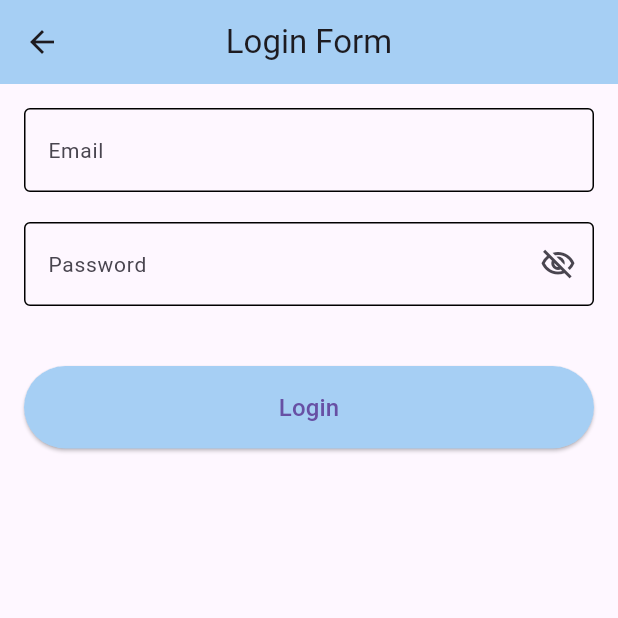
After one commit to amazed11/cv_mobile_app, a Flutter app: the screen it shows after launch, after a tap on "Login screen", on a phone screen of 412 x 824 dp, the top half of it. The commit adds this screen. Run offline on Flutter 3.47's test engine with Material 3 defaults, Android fonts, the phone set to English and light mode, and no system bars; our stand-ins replace cached_network_image.

Commit message:
login api done

```diff
--- a/lib/screens/home/home_screen.dart
+++ b/lib/screens/home/home_screen.dart
@@ -1,5 +1,6 @@
 import 'package:cv_mobile_app/screens/api/api_sample_screen.dart';
 import 'package:cv_mobile_app/screens/grid/grid_screen.dart';
+import 'package:cv_mobile_app/screens/login/login_screen.dart';
 import 'package:cv_mobile_app/screens/registration_form/register_screen.dart';
 import 'package:flutter/material.dart';
 
@@ -41,11 +42,21 @@ class HomeScreen extends StatelessWidget {
               context,
               MaterialPageRoute(
                 builder: (context) => const ApiSampleScren(),
-
               ),
             );
           },
           child: const Text("Api Sample"),
+        ),
+        ElevatedButton(
+          onPressed: () {
+            Navigator.push(
+              context,
+              MaterialPageRoute(
+                builder: (context) => const LoginScreen(),
+              ),
+            );
+          },
+          child: const Text("Login screen"),
         )
       ],
     );
--- /dev/null
+++ b/lib/screens/login/login_screen.dart
@@ -0,0 +1,165 @@
+import 'package:cv_mobile_app/models/login/login_response_model.dart';
+import 'package:flutter/material.dart';
+import 'package:http/http.dart' as http;
+
+import '../../widgets/common_dialog.dart';
+
+class LoginScreen extends StatefulWidget {
+  const LoginScreen({super.key});
+
+  @override
+  State<LoginScreen> createState() => _LoginScreenState();
+}
+
+class _LoginScreenState extends State<LoginScreen> {
+  bool isPasswordVisible = false;
+  bool isConfirmPasswordVisible = false;
+
+  final formKey = GlobalKey<FormState>();
+
+  final emailController = TextEditingController();
+  final passwordController = TextEditingController();
+
+  void login() async {
+    try {
+      CommonDialog().loading(
+        context,
+      );
+
+      var response = await http
+          .post(Uri.parse("https://api.pslinked.com/login"), body: {
+        "email": emailController.text.trim(),
+        "password": passwordController.text.trim()
+      });
+
+      var decodedJson = loginResponseModelFromJson(response.body);
+      Navigator.pop(context);
+
+      if (response.statusCode == 200) {
+        CommonDialog().success(context, decodedJson.message.toString());
+      } else {
+        CommonDialog().error(context, decodedJson.message.toString());
+      }
+    } catch (e) {
+      debugPrint(e.toString());
+    }
+  }
+
+  @override
+  Widget build(BuildContext context) {
+    return Scaffold(
+      appBar: AppBar(
+        title: const Text("Login Form"),
+        centerTitle: true,
+        backgroundColor: const Color.fromARGB(255, 166, 207, 244),
+      ),
+      body: SingleChildScrollView(
+        padding: const EdgeInsets.all(16.0),
+        child: Form(
+          key: formKey,
+          child: Column(
+            children: [
+              TextFormField(
+                autovalidateMode: AutovalidateMode.onUserInteraction,
+                validator: (value) {
+                  if (value == null || value.isEmpty) {
+                    return "Please enter your email";
+                  } else if (!(value.contains("@") && value.contains(".com"))) {
+                    return "Please enter a valid email";
+                  } else {
+                    return null;
+                  }
+                },
+                controller: emailController,
+                decoration: const InputDecoration(
+                  labelText: "Email",
+                  hintText: "Enter your email",
+                  labelStyle: TextStyle(
+                    fontSize: 14,
+                  ),
+                  hintStyle: TextStyle(
+                    fontSize: 12,
+                    color: Colors.grey,
+                  ),
+                  border: OutlineInputBorder(),
+                  focusedBorder: OutlineInputBorder(),
+                  errorBorder: OutlineInputBorder(),
+                  disabledBorder: OutlineInputBorder(),
+                  focusedErrorBorder: OutlineInputBorder(),
+                  enabledBorder: OutlineInputBorder(),
+                ),
+              ),
+              const SizedBox(
+                height: 20,
+              ),
+              TextFormField(
+                autovalidateMode: AutovalidateMode.onUserInteraction,
+                controller: passwordController,
+                obscureText: !isPasswordVisible,
+                validator: (value) {
+                  if (value == null || value.isEmpty) {
+                    return "Please enter your password";
+                  } else {
+                    return null;
+                  }
+                },
+                decoration: InputDecoration(
+                  suffixIcon: InkWell(
+                    onTap: () {
+                      setState(() {
+                        isPasswordVisible = !isPasswordVisible;
+                      });
+                    },
+                    child: isPasswordVisible
+                        ? const Icon(Icons.visibility_outlined)
+                        : const Icon(Icons.visibility_off_outlined),
+                  ),
+                  labelText: "Password",
+                  hintText: "Enter your password",
+                  labelStyle: const TextStyle(
+                    fontSize: 14,
+                  ),
+                  hintStyle: const TextStyle(
+                    fontSize: 12,
+                    color: Colors.grey,
+                  ),
+                  border: const OutlineInputBorder(),
+                  focusedBorder: const OutlineInputBorder(),
+                  errorBorder: const OutlineInputBorder(),
+                  disabledBorder: const OutlineInputBorder(),
+                  focusedErrorBorder: const OutlineInputBorder(),
+                  enabledBorder: const OutlineInputBorder(),
+                ),
+              ),
+              const SizedBox(
+                height: 40,
+              ),
+              SizedBox(
+                width: double.infinity,
+                child: ElevatedButton(
+                  onPressed: () {
+                    if (formKey.currentState!.validate()) {
+                      login();
+                    } else {
+                      ScaffoldMessenger.of(context).showSnackBar(const SnackBar(
+                        content: Text("Please validate your fields"),
+                      ));
+                    }
+                  },
+                  style: ElevatedButton.styleFrom(
+                    padding: const EdgeInsets.symmetric(vertical: 16.0),
+                    backgroundColor: const Color.fromARGB(255, 166, 207, 244),
+                  ),
+                  child: const Text(
+                    "Login",
+                    style: TextStyle(fontSize: 16),
+                  ),
+                ),
+              ),
+            ],
+          ),
+        ),
+      ),
+    );
+  }
+}
```
Also changed, not shown: lib/models/login/login_response_model.dart (added, +84 -0 lines), lib/widgets/common_dialog.dart (added, +131 -0 lines).
